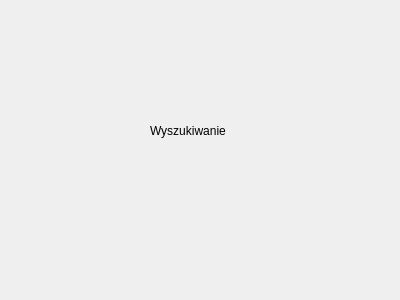
First picture: the form in ui/search.ui, repository j-stechly/NPG-Dziennik-diabetyka, before the edit.
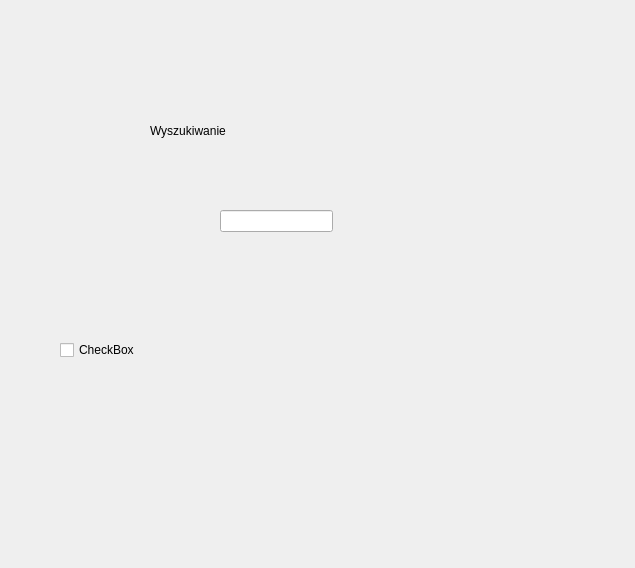
Second picture: the form after the edit.

Commit message: dodanie logiki wyszukiwania w search.py

```diff
--- a/ui/search.ui
+++ b/ui/search.ui
@@ -6,8 +6,8 @@
    <rect>
     <x>0</x>
     <y>0</y>
-    <width>400</width>
-    <height>300</height>
+    <width>635</width>
+    <height>568</height>
    </rect>
   </property>
   <property name="windowTitle">
@@ -26,6 +26,29 @@
     <string>Wyszukiwanie</string>
    </property>
   </widget>
+  <widget class="QCheckBox" name="sugar_search_checkbox">
+   <property name="geometry">
+    <rect>
+     <x>60</x>
+     <y>340</y>
+     <width>81</width>
+     <height>20</height>
+    </rect>
+   </property>
+   <property name="text">
+    <string>CheckBox</string>
+   </property>
+  </widget>
+  <widget class="QLineEdit" name="search_input">
+   <property name="geometry">
+    <rect>
+     <x>220</x>
+     <y>210</y>
+     <width>113</width>
+     <height>22</height>
+    </rect>
+   </property>
+  </widget>
  </widget>
  <resources/>
  <connections/>
```
The commit also changes 1 other file.
